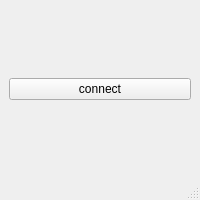
Before: the Qt Designer form G29-reader/mainwindow.ui in zhangdiannao/g29-reader, drawn with Qt 5.
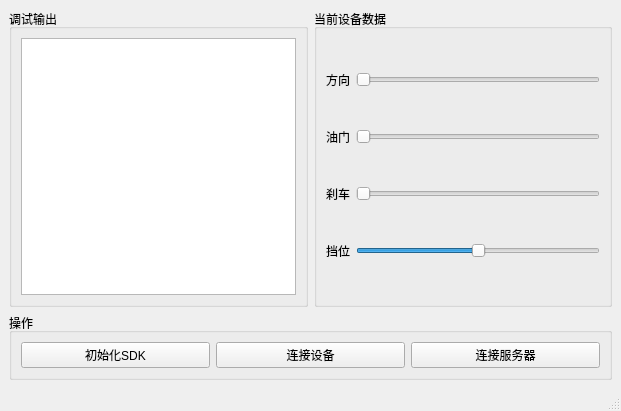
After: the same form once the commit is applied.

Commit message: 完成大体框架:G29类的e各种函数，主程序的初始化和连接设备，打印数据的线程控制

```diff
--- a/G29-reader/mainwindow.ui
+++ b/G29-reader/mainwindow.ui
@@ -6,20 +6,126 @@
    <rect>
     <x>0</x>
     <y>0</y>
-    <width>200</width>
-    <height>200</height>
+    <width>621</width>
+    <height>411</height>
    </rect>
   </property>
   <property name="windowTitle">
    <string>MainWindow</string>
   </property>
   <widget class="QWidget" name="centralwidget">
-   <layout class="QGridLayout" name="gridLayout">
+   <layout class="QGridLayout" name="gridLayout_2">
     <item row="0" column="0">
-     <widget class="QPushButton" name="connect">
-      <property name="text">
-       <string>connect</string>
+     <widget class="QGroupBox" name="groupBox">
+      <property name="title">
+       <string>调试输出</string>
       </property>
+      <layout class="QVBoxLayout" name="verticalLayout">
+       <item>
+        <widget class="QTextBrowser" name="logBrowser"/>
+       </item>
+      </layout>
+     </widget>
+    </item>
+    <item row="0" column="1">
+     <widget class="QGroupBox" name="groupBox_3">
+      <property name="title">
+       <string>当前设备数据</string>
+      </property>
+      <layout class="QGridLayout" name="gridLayout">
+       <item row="0" column="0">
+        <widget class="QLabel" name="label">
+         <property name="text">
+          <string>方向</string>
+         </property>
+        </widget>
+       </item>
+       <item row="0" column="1">
+        <widget class="QSlider" name="direction">
+         <property name="orientation">
+          <enum>Qt::Horizontal</enum>
+         </property>
+        </widget>
+       </item>
+       <item row="1" column="0">
+        <widget class="QLabel" name="label_2">
+         <property name="text">
+          <string>油门</string>
+         </property>
+        </widget>
+       </item>
+       <item row="1" column="1">
+        <widget class="QSlider" name="power">
+         <property name="orientation">
+          <enum>Qt::Horizontal</enum>
+         </property>
+        </widget>
+       </item>
+       <item row="2" column="0">
+        <widget class="QLabel" name="label_3">
+         <property name="text">
+          <string>刹车</string>
+         </property>
+        </widget>
+       </item>
+       <item row="2" column="1">
+        <widget class="QSlider" name="brake">
+         <property name="orientation">
+          <enum>Qt::Horizontal</enum>
+         </property>
+        </widget>
+       </item>
+       <item row="3" column="0">
+        <widget class="QLabel" name="label_4">
+         <property name="text">
+          <string>挡位</string>
+         </property>
+        </widget>
+       </item>
+       <item row="3" column="1">
+        <widget class="QSlider" name="speed">
+         <property name="maximum">
+          <number>2</number>
+         </property>
+         <property name="value">
+          <number>1</number>
+         </property>
+         <property name="orientation">
+          <enum>Qt::Horizontal</enum>
+         </property>
+        </widget>
+       </item>
+      </layout>
+     </widget>
+    </item>
+    <item row="1" column="0" colspan="2">
+     <widget class="QGroupBox" name="groupBox_2">
+      <property name="title">
+       <string>操作</string>
+      </property>
+      <layout class="QHBoxLayout" name="horizontalLayout">
+       <item>
+        <widget class="QPushButton" name="initSDK">
+         <property name="text">
+          <string>初始化SDK</string>
+         </property>
+        </widget>
+       </item>
+       <item>
+        <widget class="QPushButton" name="connectDevice">
+         <property name="text">
+          <string>连接设备</string>
+         </property>
+        </widget>
+       </item>
+       <item>
+        <widget class="QPushButton" name="connectServer">
+         <property name="text">
+          <string>连接服务器</string>
+         </property>
+        </widget>
+       </item>
+      </layout>
      </widget>
     </item>
    </layout>
```
Left out of the diff: 4 changed lines with no effect on the pictures. The commit also changes 5 other files.
